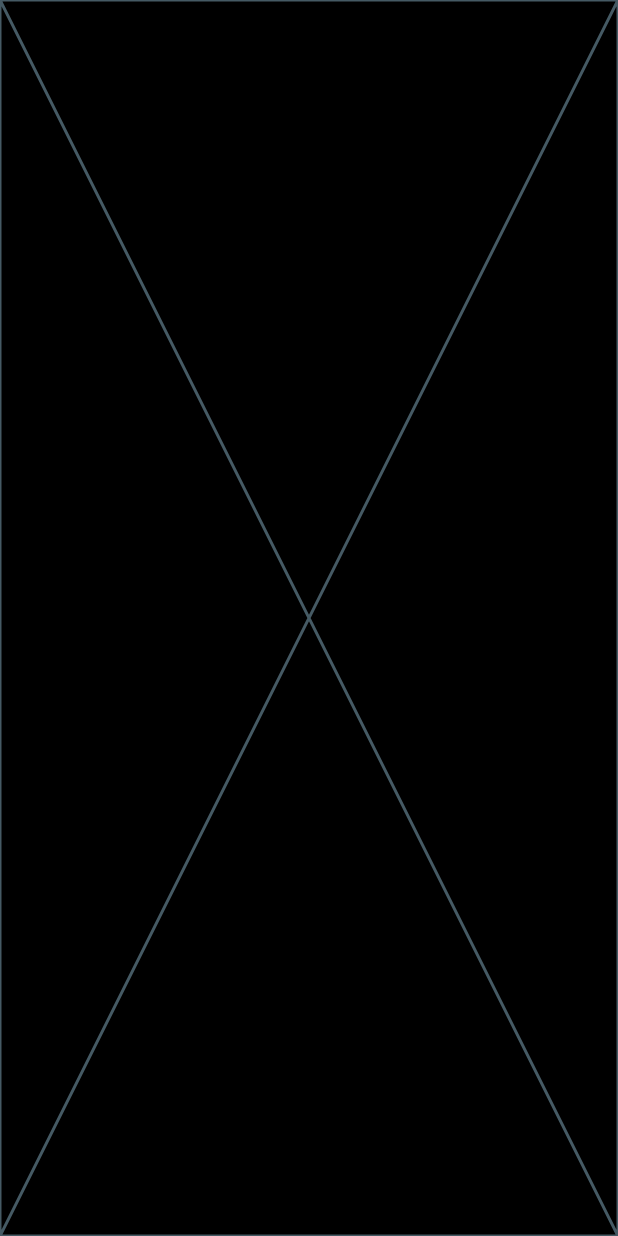
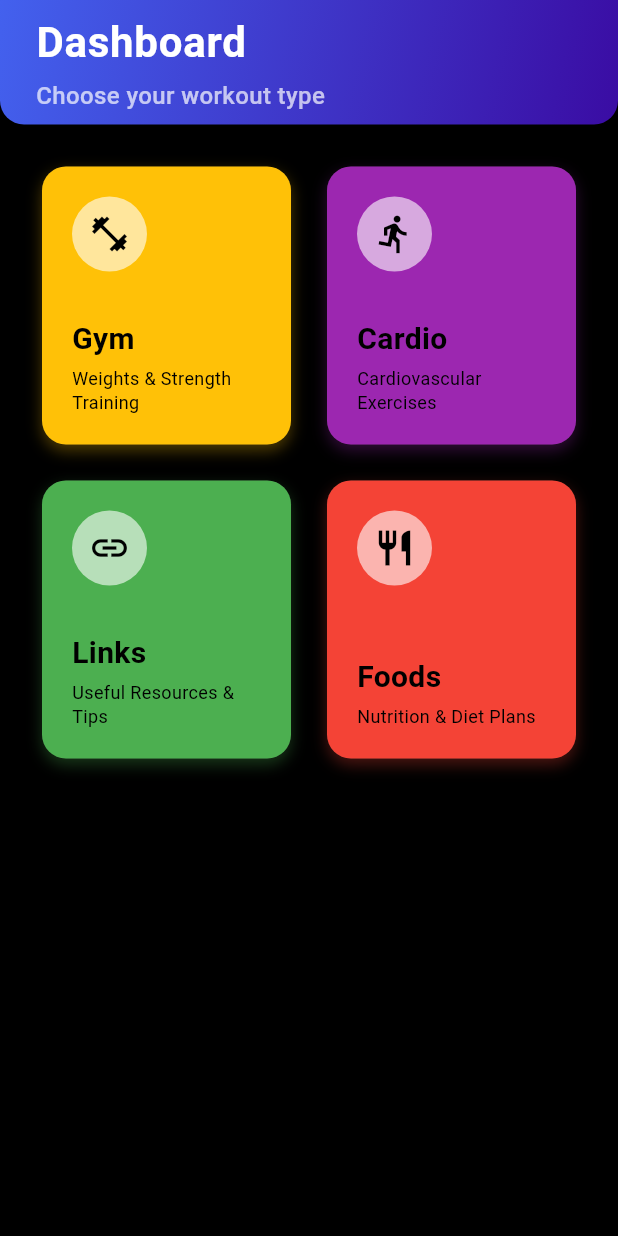
Before and after one commit to SalahYasser/iron_counter, a Flutter app: the DashboardView screen opened by its route, on a phone screen of 412 x 824 dp. Run offline on Flutter 3.47's test engine with Material 3 defaults, Android fonts, the phone set to English and light mode, and no system bars; our stand-ins replace cached_network_image, dartz, equatable, flutter_screenutil, font_awesome_flutter, google_fonts; network calls fail.

Commit message:
create and implement dashboard view body

```diff
--- /dev/null
+++ b/lib/core/widgets/custom_app_bar.dart
@@ -0,0 +1,61 @@
+import 'package:flutter/material.dart';
+import 'package:iron_counter/core/constants/app_strings.dart';
+
+class CustomAppBar extends StatelessWidget {
+  const CustomAppBar({super.key});
+
+  @override
+  Widget build(BuildContext context) {
+    return SafeArea(
+      child: Container(
+        decoration: const BoxDecoration(
+          gradient: LinearGradient(
+            begin: Alignment.topLeft,
+            end: Alignment.bottomRight,
+            colors: [Color(0xFF4361EE), Color(0xFF3A0CA3)],
+          ),
+          borderRadius: BorderRadius.only(
+            bottomLeft: Radius.circular(16),
+            bottomRight: Radius.circular(16),
+          ),
+        ),
+        child: Padding(
+          padding: const EdgeInsets.symmetric(horizontal: 24, vertical: 8),
+          child: Row(
+            children: [
+              // App logo and title
+              const Expanded(
+                child: Column(
+                  crossAxisAlignment: CrossAxisAlignment.start,
+                  mainAxisAlignment: MainAxisAlignment.center,
+                  children: [
+                    Text(
+                      AppStrings.dashboardTitle,
+                      style: TextStyle(
+                        fontSize: 28,
+                        fontWeight: FontWeight.bold,
+                        color: Colors.white,
+                        fontFamily: 'Roboto',
+                        letterSpacing: 0.5,
+                      ),
+                    ),
+                    SizedBox(height: 4),
+                    Text(
+                      AppStrings.chooseWorkoutType,
+                      style: TextStyle(
+                        fontSize: 16,
+                        color: Colors.white70,
+                        fontFamily: 'Roboto',
+                        fontWeight: FontWeight.w500,
+                      ),
+                    ),
+                  ],
+                ),
+              ),
+            ],
+          ),
+        ),
+      ),
+    );
+  }
+}
--- /dev/null
+++ b/lib/features/dashboard/presentation/views/widgets/category_card.dart
@@ -0,0 +1,99 @@
+import 'package:flutter/material.dart';
+import 'package:iron_counter/core/constants/app_colors.dart';
+
+class CategoryCard extends StatelessWidget {
+  const CategoryCard({
+    super.key,
+    required this.title,
+    required this.subtitle,
+    required this.icon,
+    required this.color,
+    required this.iconColor,
+  });
+
+  final String title;
+  final String subtitle;
+  final IconData icon;
+  final Color color;
+  final Color iconColor;
+
+  @override
+  Widget build(BuildContext context) {
+    return Card(
+      elevation: 4,
+      shape: RoundedRectangleBorder(borderRadius: BorderRadius.circular(16)),
+      child: Container(
+        decoration: BoxDecoration(
+          color: color,
+          borderRadius: BorderRadius.circular(16),
+          boxShadow: [
+            BoxShadow(
+              color: color.withOpacity(0.3),
+              blurRadius: 8,
+              offset: const Offset(0, 4),
+            ),
+          ],
+        ),
+        child: Material(
+          color: Colors.transparent,
+          child: InkWell(
+            borderRadius: BorderRadius.circular(16),
+            onTap: () {
+              print('$title tapped');
+            },
+            child: Padding(
+              padding: const EdgeInsets.all(20.0),
+              child: Column(
+                crossAxisAlignment: CrossAxisAlignment.start,
+                mainAxisAlignment: MainAxisAlignment.spaceBetween,
+                children: [
+                  // Icon
+                  Container(
+                    width: 50,
+                    height: 50,
+                    decoration: BoxDecoration(
+                      color: Colors.white.withOpacity(0.6),
+                      shape: BoxShape.circle,
+                    ),
+                    child: Icon(icon, color: iconColor, size: 28),
+                  ),
+
+                  // Text content
+                  Column(
+                    crossAxisAlignment: CrossAxisAlignment.start,
+                    children: [
+                      Text(
+                        title,
+                        style: const TextStyle(
+                          fontSize: 20,
+                          fontWeight: FontWeight.bold,
+                          fontFamily: 'Roboto',
+                          // color: Colors.white,
+                          color: AppColors.kBlack,
+                        ),
+                      ),
+                      const SizedBox(height: 4),
+
+                      Text(
+                        subtitle,
+                        style: TextStyle(
+                          fontSize: 12,
+                          color: AppColors.kBlack,
+                          fontFamily: 'Roboto',
+                          // color: Colors.white.withOpacity(0.8),
+                          height: 1.3,
+                        ),
+                        maxLines: 2,
+                        overflow: TextOverflow.ellipsis,
+                      ),
+                    ],
+                  ),
+                ],
+              ),
+            ),
+          ),
+        ),
+      ),
+    );
+  }
+}
--- a/lib/features/dashboard/presentation/views/widgets/dashboard_view_body.dart
+++ b/lib/features/dashboard/presentation/views/widgets/dashboard_view_body.dart
@@ -1,10 +1,75 @@
 import 'package:flutter/material.dart';
+import 'package:iron_counter/core/constants/app_colors.dart';
+import 'package:iron_counter/core/widgets/custom_app_bar.dart';
+import 'package:iron_counter/features/dashboard/presentation/views/widgets/category_card.dart';
 
 class DashboardViewBody extends StatelessWidget {
   const DashboardViewBody({super.key});
 
   @override
   Widget build(BuildContext context) {
-    return const Placeholder();
+    return Column(
+      children: [
+        const CustomAppBar(),
+
+        Expanded(
+          child: Padding(
+            padding: EdgeInsets.all(16),
+            child: Column(
+              crossAxisAlignment: CrossAxisAlignment.start,
+              children: [
+                // Categories Grid
+                Expanded(
+                  child: GridView(
+                    padding: const EdgeInsets.all(8),
+                    gridDelegate:
+                        const SliverGridDelegateWithFixedCrossAxisCount(
+                          crossAxisCount: 2,
+                          crossAxisSpacing: 16,
+                          mainAxisSpacing: 16,
+                          childAspectRatio: 0.9,
+                        ),
+                    children: [
+
+                      CategoryCard(
+                        title: 'Gym',
+                        subtitle: 'Weights & Strength Training',
+                        icon: Icons.fitness_center,
+                        color: AppColors.kGym,
+                        iconColor: AppColors.kBlack,
+                      ),
+
+                      CategoryCard(
+                        title: 'Cardio',
+                        subtitle: 'Cardiovascular Exercises',
+                        icon: Icons.directions_run,
+                        color: AppColors.kCardio,
+                        iconColor: AppColors.kBlack,
+                      ),
+
+                      CategoryCard(
+                        title: 'Links',
+                        subtitle: 'Useful Resources & Tips',
+                        icon: Icons.link,
+                        color: AppColors.kLinks,
+                        iconColor: AppColors.kBlack,
+                      ),
+
+                      CategoryCard(
+                        title: 'Foods',
+                        subtitle: 'Nutrition & Diet Plans',
+                        icon: Icons.restaurant,
+                        color: AppColors.kFoods,
+                        iconColor: AppColors.kBlack,
+                      ),
+                    ],
+                  ),
+                ),
+              ],
+            ),
+          ),
+        ),
+      ],
+    );
   }
 }
```
